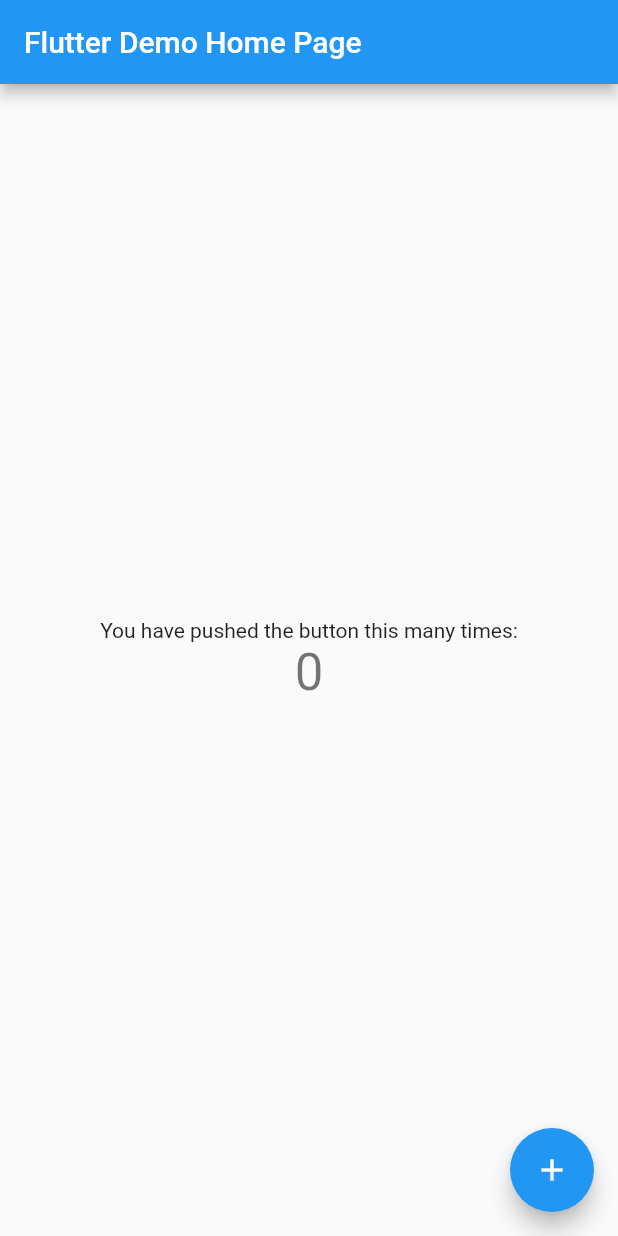
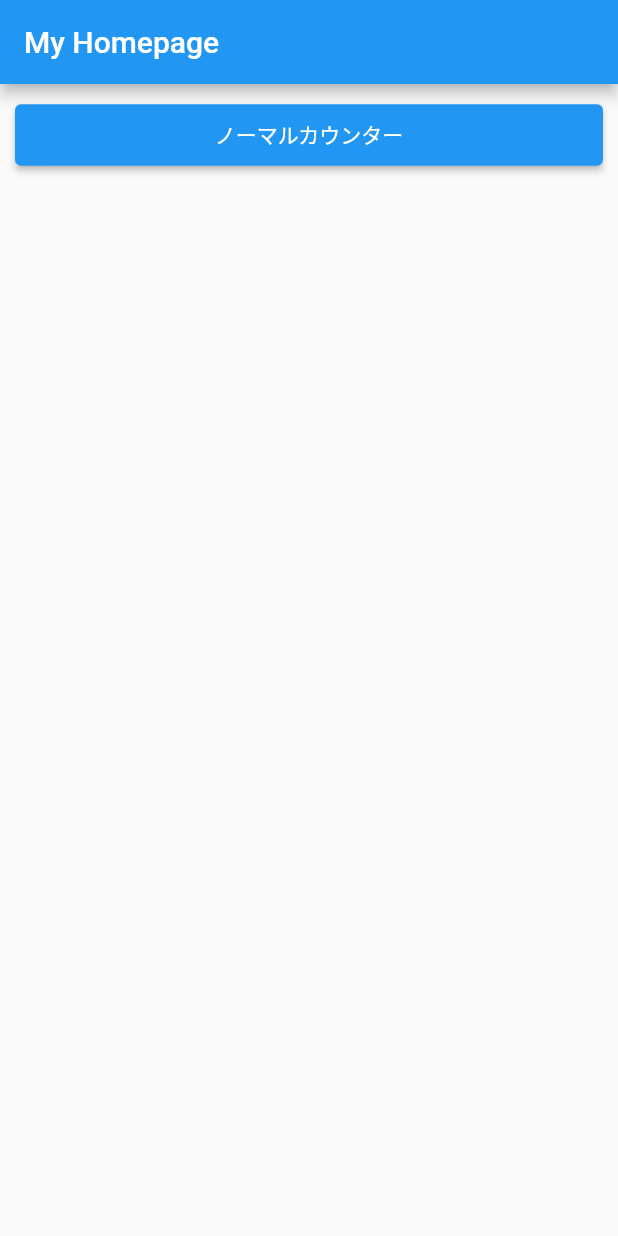
Before and after one commit to HinanoKawahori/counterApp, a Flutter app: the screen it shows after launch, on a phone screen of 412 x 824 dp. Run offline on Flutter 3.47's test engine with Material 2 defaults, Android fonts, the phone set to English and light mode, and no system bars; our stand-ins replace firebase_core, flutter_riverpod; accounts and stored records are empty.

Commit message:
5準備編

```diff
--- a/lib/main.dart
+++ b/lib/main.dart
@@ -1,115 +1,101 @@
+/// Flutter関係のインポート
+import 'package:counterapp/normal_counter_page.dart';
 import 'package:flutter/material.dart';
 
-void main() {
-  runApp(const MyApp());
+/// Firebase関係のインポート
+import 'package:firebase_core/firebase_core.dart';
+import 'package:flutter_riverpod/flutter_riverpod.dart';
+import 'firebase_options.dart';
+
+/// 他ページのインポート
+
+/// メイン
+void main() async {
+  /// Firebaseの初期化
+  WidgetsFlutterBinding.ensureInitialized();
+  await Firebase.initializeApp(
+    options: DefaultFirebaseOptions.currentPlatform,
+  );
+
+  /// runApp w/ Riverpod
+  runApp(const ProviderScope(child: MyApp()));
 }
 
+/// Providerの初期化
+final counterProvider = StateNotifierProvider<Counter, int>((ref) {
+  return Counter();
+});
+
+class Counter extends StateNotifier<int> {
+  Counter() : super(0);
+
+  /// カウントアップ
+  void increment() => state++;
+}
+
+/// MaterialAppの設定
 class MyApp extends StatelessWidget {
-  const MyApp({super.key});
+  const MyApp({Key? key}) : super(key: key);
 
-  // This widget is the root of your application.
   @override
   Widget build(BuildContext context) {
     return MaterialApp(
-      title: 'Flutter Demo',
+      title: 'Counter Firebase',
       theme: ThemeData(
-        // This is the theme of your application.
-        //
-        // Try running your application with "flutter run". You'll see the
-        // application has a blue toolbar. Then, without quitting the app, try
-        // changing the primarySwatch below to Colors.green and then invoke
-        // "hot reload" (press "r" in the console where you ran "flutter run",
-        // or simply save your changes to "hot reload" in a Flutter IDE).
-        // Notice that the counter didn't reset back to zero; the application
-        // is not restarted.
         primarySwatch: Colors.blue,
       ),
-      home: const MyHomePage(title: 'Flutter Demo Home Page'),
+      home: MyHomePage(),
+      debugShowCheckedModeBanner: false,
     );
   }
 }
 
-class MyHomePage extends StatefulWidget {
-  const MyHomePage({super.key, required this.title});
-
-  // This widget is the home page of your application. It is stateful, meaning
-  // that it has a State object (defined below) that contains fields that affect
-  // how it looks.
-
-  // This class is the configuration for the state. It holds the values (in this
-  // case the title) provided by the parent (in this case the App widget) and
-  // used by the build method of the State. Fields in a Widget subclass are
-  // always marked "final".
-
-  final String title;
+/// ホームページ画面
+class MyHomePage extends ConsumerWidget {
+  const MyHomePage({Key? key}) : super(key: key);
 
   @override
-  State<MyHomePage> createState() => _MyHomePageState();
+  Widget build(BuildContext context, WidgetRef ref) {
+    return Scaffold(
+      appBar: AppBar(
+        title: const Text('My Homepage'),
+      ),
+      body: ListView(
+        padding: const EdgeInsets.all(10),
+        children: const <Widget>[
+          _PagePushButton(
+            buttonTitle: 'ノーマルカウンター',
+            pagename: NormalCounterPage(),
+          ),
+        ],
+      ),
+    );
+  }
 }
 
-class _MyHomePageState extends State<MyHomePage> {
-  int _counter = 0;
+class _PagePushButton extends StatelessWidget {
+  const _PagePushButton({
+    Key? key,
+    required this.buttonTitle,
+    required this.pagename,
+  }) : super(key: key);
 
-  void _incrementCounter() {
-    setState(() {
-      // This call to setState tells the Flutter framework that something has
-      // changed in this State, which causes it to rerun the build method below
-      // so that the display can reflect the updated values. If we changed
-      // _counter without calling setState(), then the build method would not be
-      // called again, and so nothing would appear to happen.
-      _counter++;
-    });
-  }
+  final String buttonTitle;
+  final dynamic pagename;
 
   @override
   Widget build(BuildContext context) {
-    // This method is rerun every time setState is called, for instance as done
-    // by the _incrementCounter method above.
-    //
-    // The Flutter framework has been optimized to make rerunning build methods
-    // fast, so that you can just rebuild anything that needs updating rather
-    // than having to individually change instances of widgets.
-    return Scaffold(
-      appBar: AppBar(
-        // Here we take the value from the MyHomePage object that was created by
-        // the App.build method, and use it to set our appbar title.
-        title: Text(widget.title),
+    return ElevatedButton(
+      child: Container(
+        padding: const EdgeInsets.all(10),
+        child: Text(buttonTitle),
       ),
-      body: Center(
-        // Center is a layout widget. It takes a single child and positions it
-        // in the middle of the parent.
-        child: Column(
-          // Column is also a layout widget. It takes a list of children and
-          // arranges them vertically. By default, it sizes itself to fit its
-          // children horizontally, and tries to be as tall as its parent.
-          //
-          // Invoke "debug painting" (press "p" in the console, choose the
-          // "Toggle Debug Paint" action from the Flutter Inspector in Android
-          // Studio, or the "Toggle Debug Paint" command in Visual Studio Code)
-          // to see the wireframe for each widget.
-          //
-          // Column has various properties to control how it sizes itself and
-          // how it positions its children. Here we use mainAxisAlignment to
-          // center the children vertically; the main axis here is the vertical
-          // axis because Columns are vertical (the cross axis would be
-          // horizontal).
-          mainAxisAlignment: MainAxisAlignment.center,
-          children: <Widget>[
-            const Text(
-              'You have pushed the button this many times:',
-            ),
-            Text(
-              '$_counter',
-              style: Theme.of(context).textTheme.headlineMedium,
-            ),
-          ],
-        ),
-      ),
-      floatingActionButton: FloatingActionButton(
-        onPressed: _incrementCounter,
-        tooltip: 'Increment',
-        child: const Icon(Icons.add),
-      ), // This trailing comma makes auto-formatting nicer for build methods.
+      onPressed: () {
+        Navigator.push(
+          context,
+          MaterialPageRoute(builder: (context) => pagename),
+        );
+      },
     );
   }
 }
```
Also changed, not shown: lib/normal_counter_page.dart (added, +50 -0 lines), pubspec.yaml (+6 -4 lines), lib/analyticsservice.dart (added), lib/firebase_options.dart (added), pubspec.lock, 77 other files.
